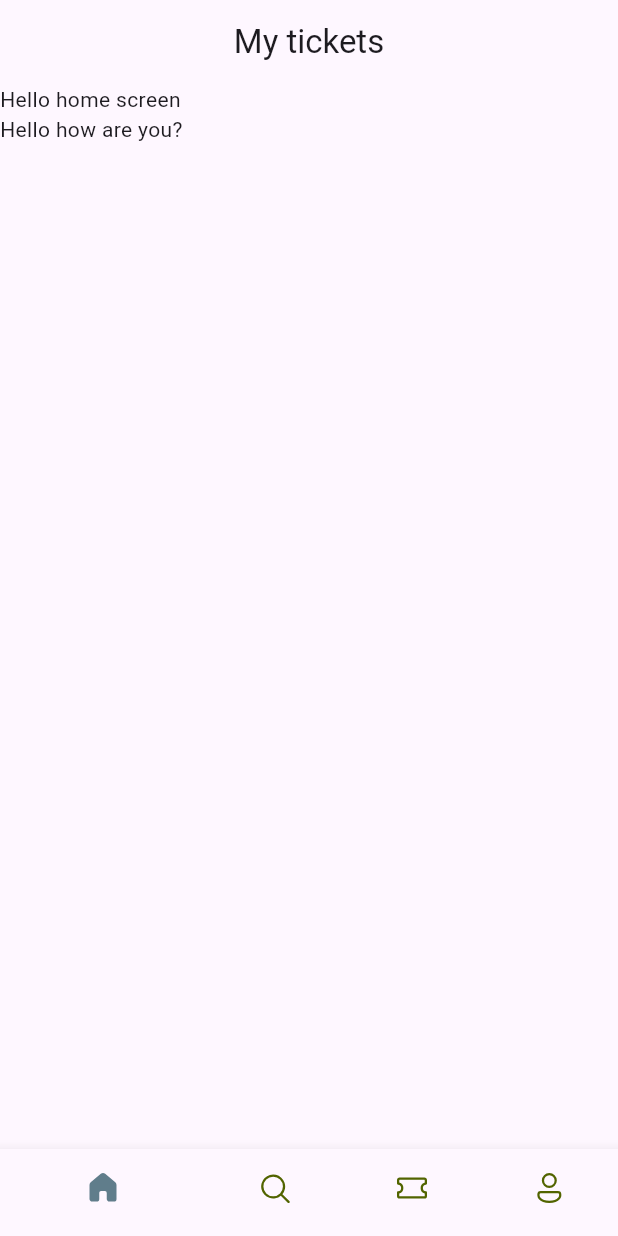
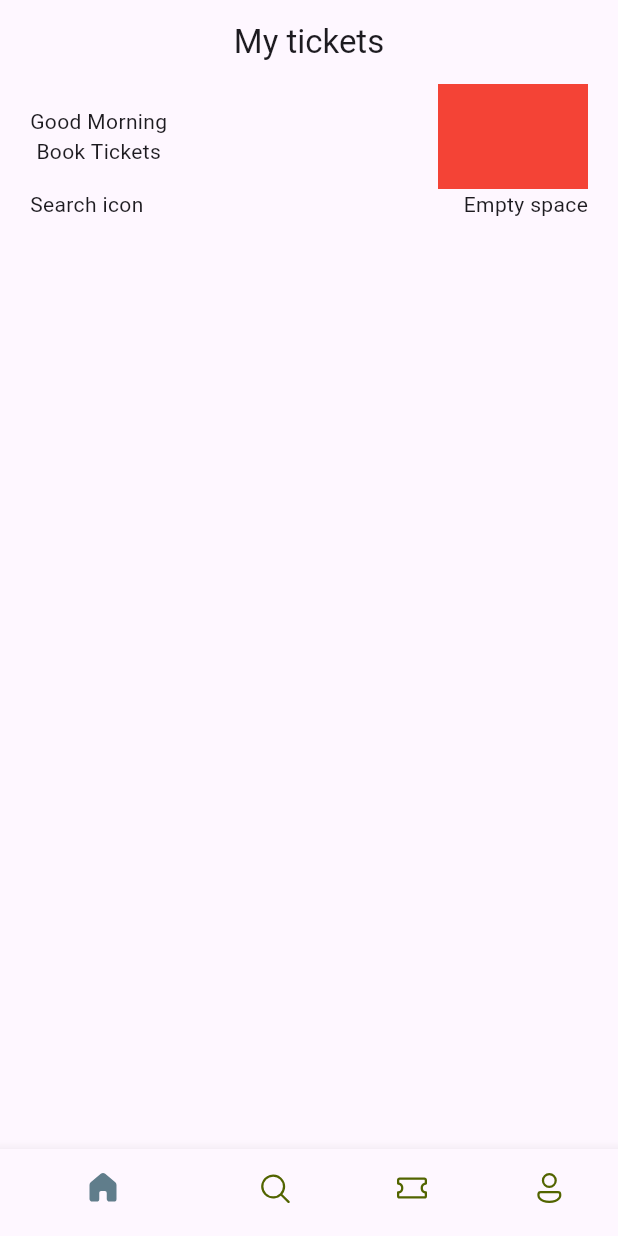
Before and after one commit to roystonmoraes/ticket-app, a Flutter app: the screen it shows after launch, on a phone screen of 412 x 824 dp. Run offline on Flutter 3.47's test engine with Material 3 defaults, Android fonts, the phone set to English and light mode, and no system bars; our stand-ins replace fluentui_icons.

Commit message:
Created padding for container

```diff
--- a/lib/screens/home_screen.dart
+++ b/lib/screens/home_screen.dart
@@ -8,8 +8,26 @@ class HomeScreen extends StatelessWidget {
     return Scaffold(
       body: ListView(
         children: [
-          Container(child: Text("Hello home screen")),
-          Container(child: Text("Hello how are you?")),
+          Container(
+            padding: const EdgeInsets.symmetric(horizontal: 20),
+            child: Column(
+              children: [
+                Row(
+                  mainAxisAlignment: MainAxisAlignment.spaceBetween,
+                  children: [
+                    Column(
+                      children: [Text("Good Morning"), Text("Book Tickets")],
+                    ),
+                    Container(width: 100, height: 70, color: Colors.red),
+                  ],
+                ),
+                Row(
+                  mainAxisAlignment: MainAxisAlignment.spaceBetween,
+                  children: [Text("Search icon"), Text("Empty space")],
+                ),
+              ],
+            ),
+          ),
         ],
       ),
     );
```
